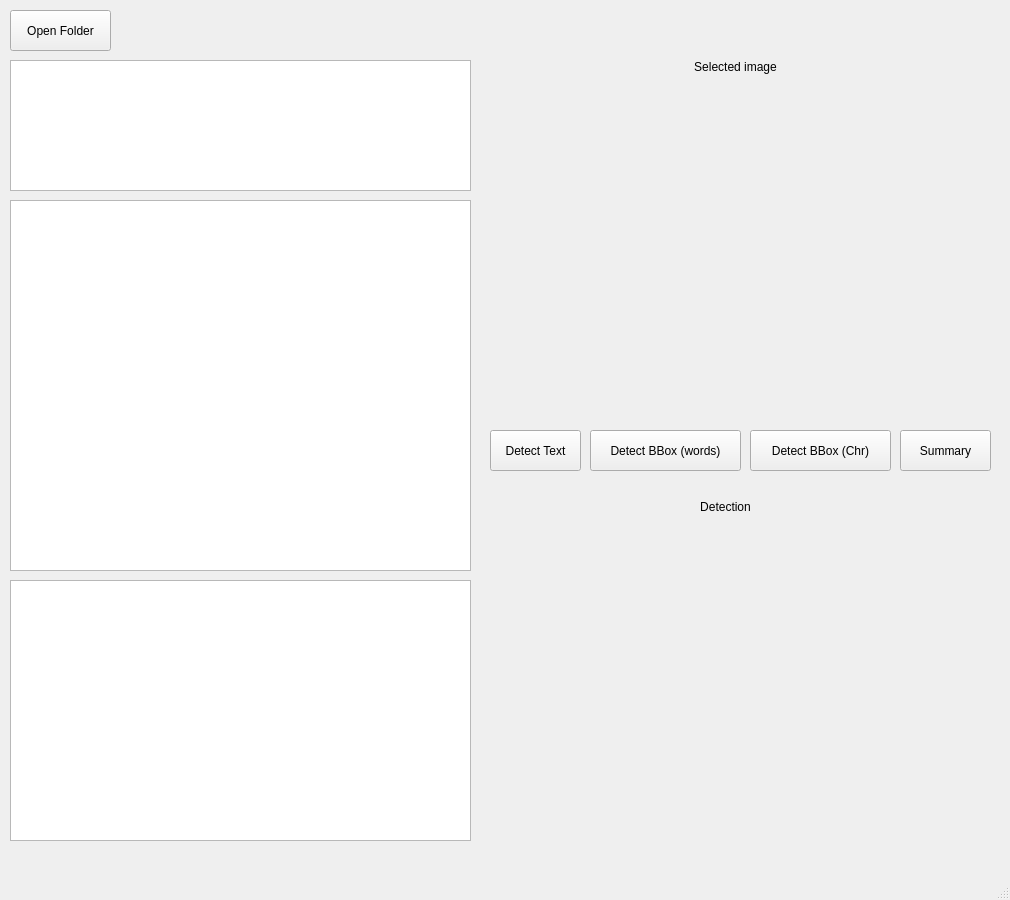
Above: textDetect.ui from Premapalan/text-detector before the change. Below: the same form after it.
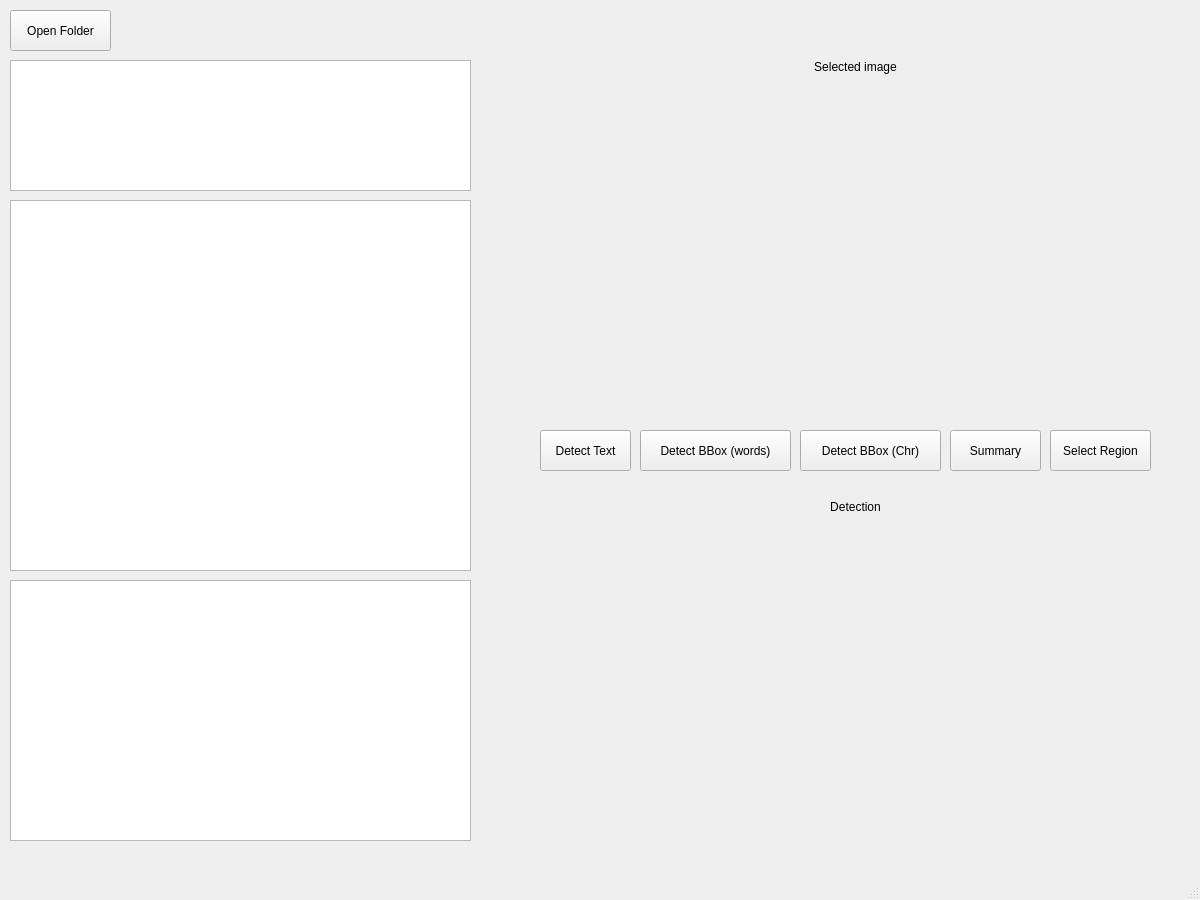
That is the form after the change.

```diff
--- a/textDetect.ui
+++ b/textDetect.ui
@@ -6,7 +6,7 @@
    <rect>
     <x>0</x>
     <y>0</y>
-    <width>1010</width>
+    <width>1200</width>
     <height>900</height>
    </rect>
   </property>
@@ -33,7 +33,7 @@
    <widget class="QPushButton" name="pushButton_2">
     <property name="geometry">
      <rect>
-      <x>490</x>
+      <x>540</x>
       <y>430</y>
       <width>91</width>
       <height>41</height>
@@ -46,9 +46,9 @@
    <widget class="QLabel" name="label">
     <property name="geometry">
      <rect>
-      <x>500</x>
+      <x>610</x>
       <y>60</y>
-      <width>471</width>
+      <width>491</width>
       <height>351</height>
      </rect>
     </property>
@@ -82,7 +82,7 @@
    <widget class="QPushButton" name="pushButton_3">
     <property name="geometry">
      <rect>
-      <x>590</x>
+      <x>640</x>
       <y>430</y>
       <width>151</width>
       <height>41</height>
@@ -105,7 +105,7 @@
    <widget class="QLabel" name="label_2">
     <property name="geometry">
      <rect>
-      <x>500</x>
+      <x>630</x>
       <y>500</y>
       <width>451</width>
       <height>341</height>
@@ -121,7 +121,7 @@
    <widget class="QPushButton" name="pushButton_4">
     <property name="geometry">
      <rect>
-      <x>750</x>
+      <x>800</x>
       <y>430</y>
       <width>141</width>
       <height>41</height>
@@ -134,7 +134,7 @@
    <widget class="QPushButton" name="pushButton_5">
     <property name="geometry">
      <rect>
-      <x>900</x>
+      <x>950</x>
       <y>430</y>
       <width>91</width>
       <height>41</height>
@@ -144,6 +144,19 @@
      <string>Summary</string>
     </property>
    </widget>
+   <widget class="QPushButton" name="pushButton_6">
+    <property name="geometry">
+     <rect>
+      <x>1050</x>
+      <y>430</y>
+      <width>101</width>
+      <height>41</height>
+     </rect>
+    </property>
+    <property name="text">
+     <string>Select Region</string>
+    </property>
+   </widget>
   </widget>
   <widget class="QMenuBar" name="menubar">
    <property name="geometry">
```
Left out of the diff: 2 changed lines with no effect on the pictures.
